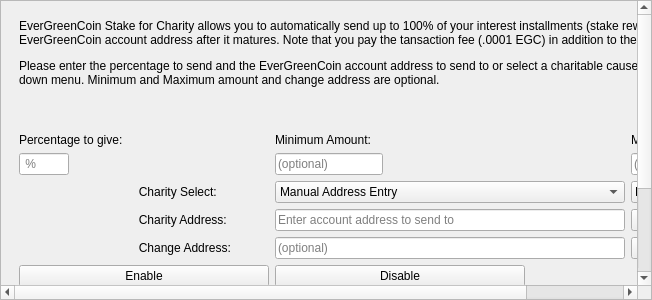
This is src/qt/forms/charitydialog.ui in EverGreenCoinDev/EverGreenCoin as Qt 5 draws it before an edit. The edited form follows.
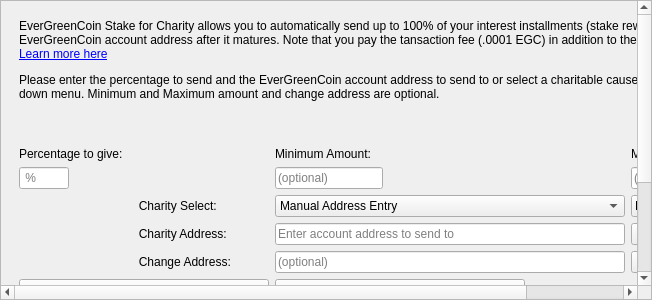
This is the edited form. Icons and pictures are not drawn.

Commit message: Handle charity address changes sent from address book. They will always be considered manual. But on load, if it was one of the drop-down charities, it would be treated as such and not a manual entry. Added % output when enabeling EGC S4C.

What changed in the file:
```diff
--- a/src/qt/forms/charitydialog.ui
+++ b/src/qt/forms/charitydialog.ui
@@ -46,7 +46,7 @@
       </property>
       <property name="geometry">
        <rect>
-        <x>0</x>
+        <x>-86</x>
         <y>0</y>
         <width>773</width>
         <height>458</height>
@@ -94,7 +94,7 @@
              <number>1</number>
             </property>
             <property name="text">
-             <string>&lt;html&gt;&lt;head/&gt;&lt;body&gt;&lt;p&gt;EverGreenCoin Stake for Charity allows you to automatically send up to 100% of your interest installments (stake rewards) to another EverGreenCoin account address after it matures. Note that you pay the tansaction fee (.0001 EGC) in addition to the percentage.&lt;/p&gt;&lt;p&gt;Please enter the percentage to send and the EverGreenCoin account address to send to or select a charitable cause from the drop-down menu. Minimum and Maximum amount and change address are optional.&lt;/p&gt;&lt;p&gt;&lt;br/&gt;&lt;/p&gt;&lt;/body&gt;&lt;/html&gt;</string>
+             <string>&lt;html&gt;&lt;head/&gt;&lt;body&gt;&lt;p&gt;EverGreenCoin Stake for Charity allows you to automatically send up to 100% of your interest installments (stake rewards) to another EverGreenCoin account address after it matures. Note that you pay the tansaction fee (.0001 EGC) in addition to the percentage.  &lt;br /&gt;&lt;a href=&quot;https://evergreencoin.org/staking-for-charity/&quot;&gt;Learn more here&lt;/a&gt;&lt;/p&gt;&lt;p&gt;Please enter the percentage to send and the EverGreenCoin account address to send to or select a charitable cause from the drop-down menu. Minimum and Maximum amount and change address are optional.&lt;/p&gt;&lt;p&gt;&lt;br/&gt;&lt;/p&gt;&lt;/body&gt;&lt;/html&gt;</string>
             </property>
             <property name="alignment">
              <set>Qt::AlignLeading|Qt::AlignLeft|Qt::AlignTop</set>
```
The commit also changes 4 other files.
